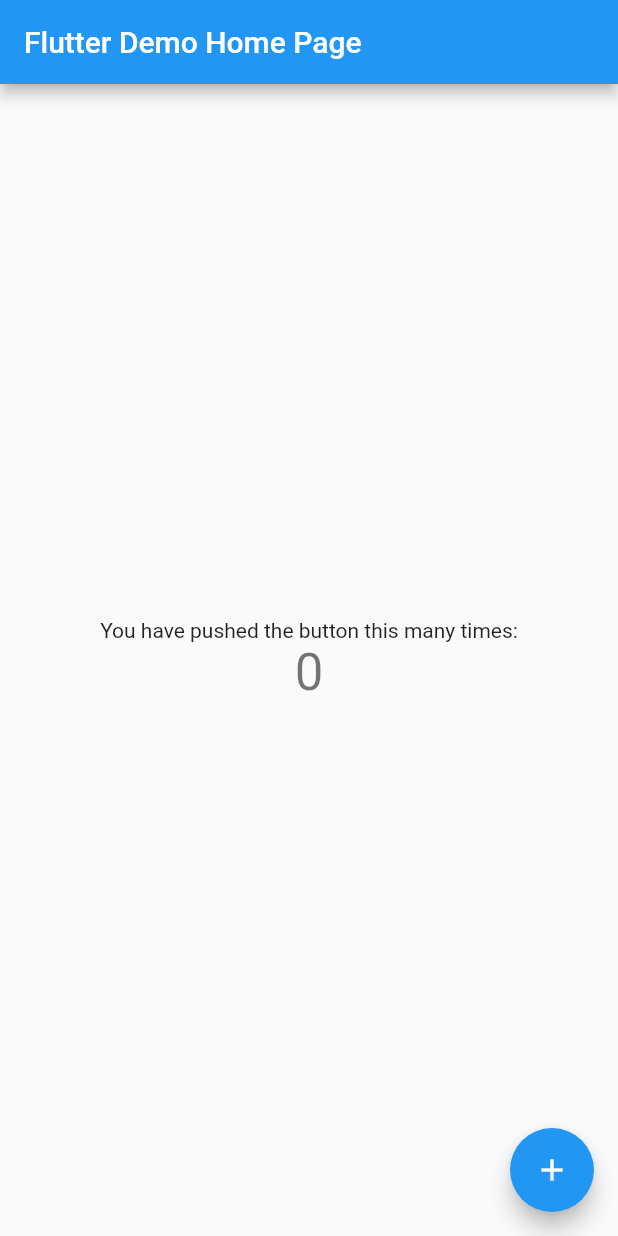
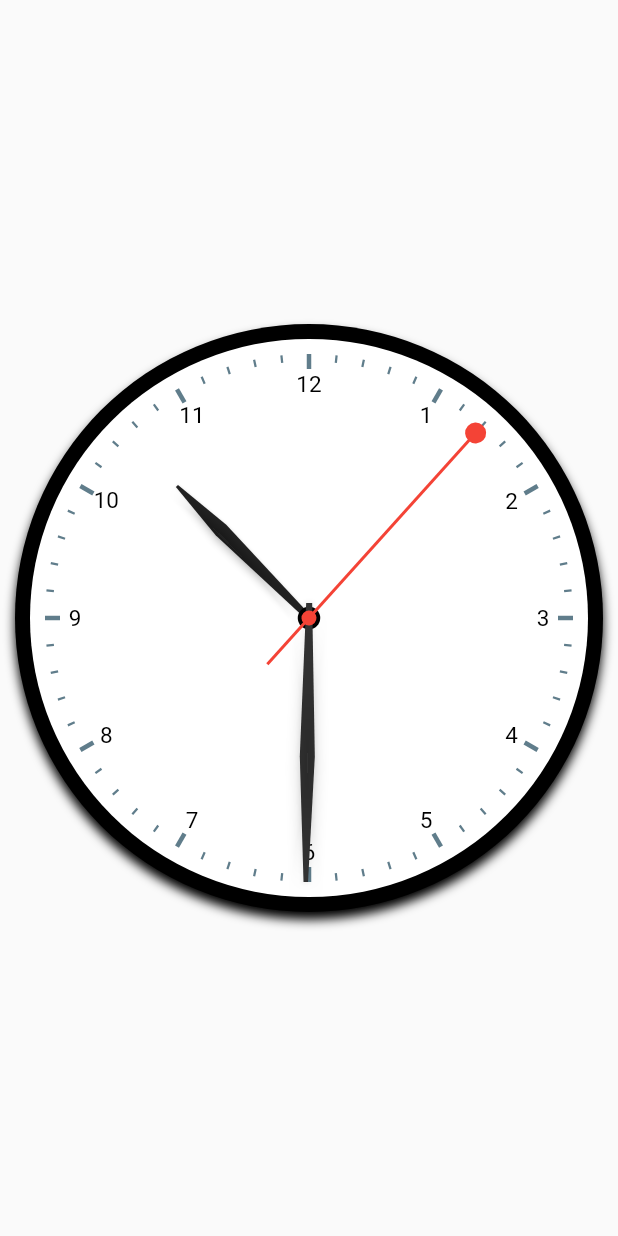
Before and after one commit to ajvelo/My-Alarm, a Flutter app: the screen it shows after launch, on a phone screen of 412 x 824 dp. Run offline on Flutter 3.47's test engine with Material 2 defaults, Android fonts, the phone set to English and light mode, and no system bars.

Commit message:
Add relevant files

```diff
--- /dev/null
+++ b/my_alarm/lib/clock.dart
@@ -0,0 +1,178 @@
+import 'dart:async';
+import 'dart:math';
+
+import 'package:my_alarm/clock_text.dart';
+import 'package:flutter/material.dart';
+import 'package:my_alarm/clock_face.dart';
+
+typedef TimeProducer = DateTime Function();
+
+class Clock extends StatefulWidget {
+
+  final Color circleColor;
+  final bool showBellsAndLegs;
+  final Color bellColor;
+  final Color legColor;
+  final ClockText clockText;
+  final bool showHourHandleHeartShape;
+  final TimeProducer getCurrentTime;
+  final Duration updateDuration;
+
+  Clock({this.circleColor = Colors.black,
+         this.showBellsAndLegs = true,
+         this.bellColor = const Color(0xFF333333),
+         this.legColor = const Color(0xFF555555),
+         this.clockText = ClockText.arabic,
+         this.showHourHandleHeartShape = false,
+         this.getCurrentTime = getSystemTime,
+         this.updateDuration = const Duration(seconds: 1)});
+
+  static DateTime getSystemTime() {
+    return new DateTime.now();
+  }
+
+  @override
+  State<StatefulWidget> createState() {
+    return _Clock();
+  }
+}
+
+class _Clock extends State<Clock> {
+  Timer _timer;
+  DateTime dateTime;
+
+  @override
+  void initState() {
+    super.initState();
+    dateTime = new DateTime.now();
+    this._timer = new Timer.periodic(widget.updateDuration, setTime);
+  }
+
+  void setTime(Timer timer) {
+    setState(() {
+      dateTime = new DateTime.now();
+    });
+  }
+
+  @override
+  void dispose() {
+    _timer.cancel();
+    super.dispose();
+  }
+
+  @override
+  Widget build(BuildContext context) {
+    return new AspectRatio(
+      aspectRatio: 1.0,
+      child: (widget.showBellsAndLegs)? new Stack(
+          children: <Widget>[
+            new Container(
+              width: double.infinity,
+              child: new CustomPaint(
+                painter: new BellsAndLegsPainter(bellColor: widget.bellColor, legColor: widget.legColor),
+              ),
+            ),
+
+            buildClockCircle(context)
+          ]
+      ) : buildClockCircle(context),
+
+    );
+  }
+
+  Container buildClockCircle(BuildContext context) {
+    return new Container(
+      width: double.infinity,
+      decoration: new BoxDecoration(
+        shape: BoxShape.circle,
+        color: widget.circleColor,
+        boxShadow: [
+          new BoxShadow(
+            offset: new Offset(0.0, 5.0),
+            blurRadius: 5.0,
+          )
+        ],
+      ),
+
+      child: new ClockFace(
+          clockText : widget.clockText,
+          showHourHandleHeartShape: widget.showHourHandleHeartShape,
+          dateTime: dateTime,
+      ),
+
+    );
+  }
+
+}
+
+
+class BellsAndLegsPainter extends CustomPainter{
+  final Color bellColor;
+  final Color legColor;
+  final Paint bellPaint;
+  final Paint legPaint;
+
+  BellsAndLegsPainter({this.bellColor = const Color(0xFF333333), this.legColor = const Color(0xFF555555)}):
+      bellPaint= new Paint(),
+      legPaint= new Paint() {
+      bellPaint.color= bellColor;
+      bellPaint.style= PaintingStyle.fill;
+
+    legPaint.color= legColor;
+    legPaint.style= PaintingStyle.stroke;
+    legPaint.strokeWidth= 10.0;
+    legPaint.strokeCap= StrokeCap.round;
+  }
+
+  @override
+  void paint(Canvas canvas, Size size) {
+    final radius = size.width / 2;
+    canvas.save();
+
+    canvas.translate(radius, radius);
+
+    //draw the handle
+    Path path = new Path();
+    path.moveTo(-60.0, -radius-10);
+    path.lineTo(-50.0, -radius-50);
+    path.lineTo(50.0, -radius-50);
+    path.lineTo(60.0, -radius-10);
+
+    canvas.drawPath(path, legPaint);
+
+    //draw right bell and left leg
+    canvas.rotate(2*pi/12);
+    drawBellAndLeg(radius, canvas);
+
+    //draw left bell and right leg
+    canvas.rotate(-4*pi/12);
+    drawBellAndLeg(radius, canvas);
+
+    canvas.restore();
+
+  }
+
+  //helps draw the leg and bell
+  void drawBellAndLeg(radius, canvas){
+    //bell
+    Path path1 = new Path();
+    path1.moveTo(-55.0, -radius-5);
+    path1.lineTo(55.0, -radius-5);
+    path1.quadraticBezierTo(0.0, -radius-75, -55.0, -radius-10);
+
+    //leg
+    Path path2= new Path();
+    path2.addOval(new Rect.fromCircle(center: new Offset(0.0, -radius-50), radius: 3.0));
+    path2.moveTo(0.0, -radius-50);
+    path2.lineTo(0.0, radius+20);
+
+    //draw the bell on top on the leg
+    canvas.drawPath(path2, legPaint);
+    canvas.drawPath(path1, bellPaint);
+  }
+
+  @override
+  bool shouldRepaint(CustomPainter oldDelegate) {
+    return false;
+  }
+}
--- /dev/null
+++ b/my_alarm/lib/clock_dial_painter.dart
@@ -0,0 +1,90 @@
+import 'dart:math';
+
+import 'package:my_alarm/clock_text.dart';
+import 'package:flutter/material.dart';
+
+class ClockDialPainter extends CustomPainter{
+  final clockText;
+
+  final hourTickMarkLength= 10.0;
+  final minuteTickMarkLength = 5.0;
+
+  final hourTickMarkWidth= 3.0;
+  final minuteTickMarkWidth = 1.5;
+
+  final Paint tickPaint;
+  final TextPainter textPainter;
+  final TextStyle textStyle;
+
+  final romanNumeralList= [ 'XII','I', 'II', 'III', 'IV', 'V', 'VI', 'VII', 'VIII', 'IX', 'X', 'XI'];
+
+  ClockDialPainter({this.clockText = ClockText.roman})
+      :tickPaint= new Paint(),
+        textPainter= new TextPainter(
+          textAlign: TextAlign.center,
+          textDirection: TextDirection.rtl,
+        ),
+        textStyle= const TextStyle(
+          color: Colors.black,
+          fontFamily: 'Times New Roman',
+          fontSize: 15.0,
+        )
+  {
+    tickPaint.color= Colors.blueGrey;
+  }
+
+  @override
+  void paint(Canvas canvas, Size size) {
+    var tickMarkLength;
+    final angle= 2* pi / 60;
+    final radius= size.width/2;
+    canvas.save();
+
+    // drawing
+    canvas.translate(radius, radius);
+    for (var i = 0; i< 60; i++ ) {
+
+      //make the length and stroke of the tick marker longer and thicker depending
+      tickMarkLength = i % 5 == 0 ? hourTickMarkLength: minuteTickMarkLength;
+      tickPaint.strokeWidth= i % 5 == 0 ? hourTickMarkWidth : minuteTickMarkWidth;
+      canvas.drawLine(
+          new Offset(0.0, -radius), new Offset(0.0, -radius+tickMarkLength), tickPaint);
+
+
+      //draw the text
+      if (i%5==0){
+        canvas.save();
+        canvas.translate(0.0, -radius+20.0);
+
+        textPainter.text= new TextSpan(
+          text: this.clockText==ClockText.roman?
+          '${romanNumeralList[i~/5]}'
+              :'${i == 0 ? 12 : i~/5}'
+          ,
+          style: textStyle,
+        );
+
+        //helps make the text painted vertically
+        canvas.rotate(-angle*i);
+
+        textPainter.layout();
+
+
+        textPainter.paint(canvas, new Offset(-(textPainter.width/2), -(textPainter.height/2)));
+
+        canvas.restore();
+
+      }
+
+      canvas.rotate(angle);
+    }
+
+    canvas.restore();
+
+  }
+
+  @override
+  bool shouldRepaint(CustomPainter oldDelegate) {
+    return false;
+  }
+}
--- /dev/null
+++ b/my_alarm/lib/clock_face.dart
@@ -0,0 +1,62 @@
+import 'package:my_alarm/clock_text.dart';
+import 'package:flutter/material.dart';
+import 'package:my_alarm/clock_dial_painter.dart';
+import 'package:my_alarm/clock_hands.dart';
+
+class ClockFace extends StatelessWidget{
+
+  final DateTime dateTime;
+  final ClockText clockText;
+  final bool showHourHandleHeartShape;
+
+  ClockFace({this.clockText = ClockText.arabic, this.showHourHandleHeartShape = false, this.dateTime});
+
+  @override
+  Widget build(BuildContext context) {
+    return new Padding(
+      padding: const EdgeInsets.all(10.0),
+      child: new AspectRatio(
+        aspectRatio: 1.0,
+        child: new Container(
+          width: double.infinity,
+          decoration: new BoxDecoration(
+            shape: BoxShape.circle,
+            color: Colors.white,
+          ),
+
+          child: new Stack(
+            children: <Widget>[
+              //dial and numbers
+              new Container(
+                width: double.infinity,
+                height: double.infinity,
+                padding: const EdgeInsets.all(10.0),
+                child:new CustomPaint(
+                  painter: new ClockDialPainter(clockText: clockText),
+                ),
+              ),
+
+
+              //centerpoint
+              new Center(
+                child: new Container(
+                  width: 15.0,
+                  height: 15.0,
+                  decoration: new BoxDecoration(
+                    shape: BoxShape.circle,
+                    color: Colors.black,
+                  ),
+                ),
+              ),
+
+
+              new ClockHands(dateTime:dateTime, showHourHandleHeartShape: showHourHandleHeartShape),
+
+            ],
+          ),
+        ),
+
+      ),
+    );
+  }
+}
--- /dev/null
+++ b/my_alarm/lib/clock_hands.dart
@@ -0,0 +1,69 @@
+import 'dart:async';
+
+import 'package:my_alarm/hand_hour.dart';
+import 'package:my_alarm/hand_minute.dart';
+import 'package:my_alarm/hand_second.dart';
+import 'package:flutter/material.dart';
+
+
+
+class ClockHands extends StatelessWidget {
+  final DateTime dateTime;
+  final bool showHourHandleHeartShape;
+
+  ClockHands({this.dateTime, this.showHourHandleHeartShape = false});
+
+  @override
+  Widget build(BuildContext context) {
+    return new AspectRatio(
+        aspectRatio: 1.0,
+        child: new Container(
+            width: double.infinity,
+            padding: const EdgeInsets.all(20.0),
+            child: new Stack(
+                fit: StackFit.expand,
+                children: <Widget>[
+                  new CustomPaint( painter: new HourHandPainter(
+                      hours: dateTime.hour, minutes: dateTime.minute, showHeartShape: showHourHandleHeartShape),
+                  ),
+                  new CustomPaint(painter: new MinuteHandPainter(
+                      minutes: dateTime.minute, seconds: dateTime.second),
+                  ),
+                  new CustomPaint(painter: new SecondHandPainter(seconds: dateTime.second),
+                  ),
+                ]
+            )
+        )
+
+    );
+  }
+}
+
+//class _ClockHandState extends State<ClockHands> {
+  Timer _timer;
+//
+//  _ClockHandState();
+//
+//  @override
+//  void initState() {
+//    super.initState();
+//    dateTime = new DateTime.now();
+//    _timer = new Timer.periodic(const Duration(seconds: 1), setTime);
+//  }
+//
+//  void setTime(Timer timer) {
+//    setState(() {
+//      dateTime = new DateTime.now();
+//    });
+//  }
+//
+//  @override
+//  void dispose() {
+//    _timer.cancel();
+//    super.dispose();
+//  }
+//
+//  @override
+//  Widget build(BuildContext context) {
+//  }
+//}
--- /dev/null
+++ b/my_alarm/lib/clock_text.dart
@@ -0,0 +1,4 @@
+enum ClockText{
+  roman,
+  arabic
+}
--- /dev/null
+++ b/my_alarm/lib/hand_hour.dart
@@ -0,0 +1,68 @@
+import 'dart:math';
+
+import 'package:flutter/material.dart';
+
+
+class HourHandPainter extends CustomPainter{
+  final bool showHeartShape;
+  final Paint hourHandPaint;
+  int hours;
+  int minutes;
+
+  HourHandPainter({this.hours, this.minutes, this.showHeartShape = false}):hourHandPaint= new Paint(){
+    hourHandPaint.color= Colors.black87;
+    hourHandPaint.style= PaintingStyle.fill;
+  }
+
+  @override
+  void paint(Canvas canvas, Size size) {
+    final radius = size.width/2;
+    // To draw hour hand
+    canvas.save();
+
+    canvas.translate(radius, radius);
+
+    //checks if hour is greater than 12 before calculating rotation
+    canvas.rotate(this.hours>=12?
+    2*pi*((this.hours-12)/12 + (this.minutes/720)):
+    2*pi*((this.hours/12)+ (this.minutes/720))
+    );
+
+
+    Path path= new Path();
+
+    if (showHeartShape) {
+      //heart shape head for the hour hand
+      path.moveTo(0.0, -radius + radius*15.0/137.5);
+      path.quadraticBezierTo(radius*(-3.5)/137.5, -radius + radius*25.0/137.5, radius*(-15.0)/137.5, -radius + radius / 4);
+      path.quadraticBezierTo(
+          radius*(-20.0)/137.5, -radius + radius / 3, radius*(-7.5)/137.5, -radius + radius / 3);
+      path.lineTo(0.0, -radius + radius / 4);
+      path.lineTo(7.5, -radius + radius / 3);
+      path.quadraticBezierTo(
+          radius*(20.0)/137.5, -radius + radius / 3, radius*(15.0)/137.5, -radius + radius / 4);
+      path.quadraticBezierTo(radius*(3.5)/137.5, -radius + radius*(25.0)/137.5, 0.0, -radius + radius*15.0/137.5);
+    }
+
+    //hour hand stem
+    path.moveTo(-1.0, -radius+radius/4);
+    path.lineTo(-5.0, -radius+radius/2);
+    path.lineTo(-2.0, 0.0);
+    path.lineTo(2.0, 0.0);
+    path.lineTo(5.0, -radius+radius/2);
+    path.lineTo(1.0, -radius+radius/4);
+    path.close();
+
+    canvas.drawPath(path, hourHandPaint);
+    canvas.drawShadow(path, Colors.black, 2.0, false);
+
+
+    canvas.restore();
+
+  }
+
+  @override
+  bool shouldRepaint(HourHandPainter oldDelegate) {
+    return true;
+  }
+}
--- /dev/null
+++ b/my_alarm/lib/hand_minute.dart
@@ -0,0 +1,49 @@
+import 'dart:math';
+
+import 'package:flutter/material.dart';
+
+
+
+
+class MinuteHandPainter extends CustomPainter{
+  final Paint minuteHandPaint;
+  int minutes;
+  int seconds;
+
+  MinuteHandPainter({this.minutes, this.seconds}):minuteHandPaint= new Paint(){
+    minuteHandPaint.color= const Color(0xFF333333);
+    minuteHandPaint.style= PaintingStyle.fill;
+
+  }
+
+  @override
+  void paint(Canvas canvas, Size size) {
+    final radius= size.width/2;
+    canvas.save();
+
+    canvas.translate(radius, radius);
+
+    canvas.rotate(2*pi*((this.minutes+(this.seconds/60))/60));
+
+    Path path= new Path();
+    path.moveTo(-1.5, -radius-10.0);
+    path.lineTo(-5.0, -radius/1.8);
+    path.lineTo(-2.0, 10.0);
+    path.lineTo(2.0, 10.0);
+    path.lineTo(5.0, -radius/1.8);
+    path.lineTo(1.5, -radius-10.0);
+    path.close();
+
+    canvas.drawPath(path, minuteHandPaint);
+    canvas.drawShadow(path, Colors.black, 4.0, false);
+
+
+    canvas.restore();
+
+  }
+
+  @override
+  bool shouldRepaint(MinuteHandPainter oldDelegate) {
+    return true;
+  }
+}
--- /dev/null
+++ b/my_alarm/lib/hand_second.dart
@@ -0,0 +1,54 @@
+import 'dart:math';
+
+import 'package:flutter/material.dart';
+
+
+
+class SecondHandPainter extends CustomPainter{
+  final Paint secondHandPaint;
+  final Paint secondHandPointsPaint;
+
+  int seconds;
+
+  SecondHandPainter({this.seconds}):
+        secondHandPaint= new Paint(),
+        secondHandPointsPaint= new Paint(){
+    secondHandPaint.color= Colors.red;
+    secondHandPaint.style= PaintingStyle.stroke;
+    secondHandPaint.strokeWidth= 2.0;
+
+    secondHandPointsPaint.color=Colors.red;
+    secondHandPointsPaint.style= PaintingStyle.fill;
+
+  }
+
+  @override
+  void paint(Canvas canvas, Size size) {
+    final radius= size.width/2;
+    canvas.save();
+
+    canvas.translate(radius, radius);
+
+    canvas.rotate(2*pi*this.seconds/60);
+
+    Path path1= new Path();
+    Path path2 = new Path();
+    path1.moveTo(0.0, -radius );
+    path1.lineTo(0.0, radius/4);
+
+    path2.addOval(new Rect.fromCircle(radius: 7.0, center: new Offset(0.0, -radius)));
+    path2.addOval(new Rect.fromCircle(radius: 5.0, center: new Offset(0.0, 0.0)));
+
+    canvas.drawPath(path1, secondHandPaint);
+    canvas.drawPath(path2, secondHandPointsPaint);
+
+//    canvas.drawShadow(path2, Colors.black, 4.0, false);
+
+    canvas.restore();
+  }
+
+  @override
+  bool shouldRepaint(SecondHandPainter oldDelegate) {
+    return this.seconds != oldDelegate.seconds;
+  }
+}
--- a/my_alarm/lib/main.dart
+++ b/my_alarm/lib/main.dart
@@ -1,111 +1,48 @@
 import 'package:flutter/material.dart';
+import 'package:my_alarm/clock.dart';
+import 'package:my_alarm/clock_text.dart';
 
-void main() => runApp(MyApp());
+
+void main() => runApp(new MyApp());
 
 class MyApp extends StatelessWidget {
   // This widget is the root of your application.
   @override
   Widget build(BuildContext context) {
-    return MaterialApp(
-      title: 'Flutter Demo',
-      theme: ThemeData(
-        // This is the theme of your application.
-        //
-        // Try running your application with "flutter run". You'll see the
-        // application has a blue toolbar. Then, without quitting the app, try
-        // changing the primarySwatch below to Colors.green and then invoke
-        // "hot reload" (press "r" in the console where you ran "flutter run",
-        // or simply save your changes to "hot reload" in a Flutter IDE).
-        // Notice that the counter didn't reset back to zero; the application
-        // is not restarted.
+    return new MaterialApp(
+      title: 'Flutter Clock',
+      theme: new ThemeData(
+
         primarySwatch: Colors.blue,
       ),
-      home: MyHomePage(title: 'Flutter Demo Home Page'),
+
+      home: new AppClock(),
     );
   }
 }
 
-class MyHomePage extends StatefulWidget {
-  MyHomePage({Key key, this.title}) : super(key: key);
 
-  // This widget is the home page of your application. It is stateful, meaning
-  // that it has a State object (defined below) that contains fields that affect
-  // how it looks.
-
-  // This class is the configuration for the state. It holds the values (in this
-  // case the title) provided by the parent (in this case the App widget) and
-  // used by the build method of the State. Fields in a Widget subclass are
-  // always marked "final".
-
-  final String title;
-
-  @override
-  _MyHomePageState createState() => _MyHomePageState();
-}
-
-class _MyHomePageState extends State<MyHomePage> {
-  int _counter = 0;
-
-  void _incrementCounter() {
-    setState(() {
-      // This call to setState tells the Flutter framework that something has
-      // changed in this State, which causes it to rerun the build method below
-      // so that the display can reflect the updated values. If we changed
-      // _counter without calling setState(), then the build method would not be
-      // called again, and so nothing would appear to happen.
-      _counter++;
-    });
-  }
+class AppClock extends StatelessWidget{
 
   @override
   Widget build(BuildContext context) {
-    // This method is rerun every time setState is called, for instance as done
-    // by the _incrementCounter method above.
-    //
-    // The Flutter framework has been optimized to make rerunning build methods
-    // fast, so that you can just rebuild anything that needs updating rather
-    // than having to individually change instances of widgets.
-    return Scaffold(
-      appBar: AppBar(
-        // Here we take the value from the MyHomePage object that was created by
-        // the App.build method, and use it to set our appbar title.
-        title: Text(widget.title),
-      ),
-      body: Center(
-        // Center is a layout widget. It takes a single child and positions it
-        // in the middle of the parent.
-        child: Column(
-          // Column is also a layout widget. It takes a list of children and
-          // arranges them vertically. By default, it sizes itself to fit its
-          // children horizontally, and tries to be as tall as its parent.
-          //
-          // Invoke "debug painting" (press "p" in the console, choose the
-          // "Toggle Debug Paint" action from the Flutter Inspector in Android
-          // Studio, or the "Toggle Debug Paint" command in Visual Studio Code)
-          // to see the wireframe for each widget.
-          //
-          // Column has various properties to control how it sizes itself and
-          // how it positions its children. Here we use mainAxisAlignment to
-          // center the children vertically; the main axis here is the vertical
-          // axis because Columns are vertical (the cross axis would be
-          // horizontal).
+    return new Scaffold(
+      body: new Padding(
+        padding: const EdgeInsets.only(left: 10.0, right: 10.0),
+        child: new Column(
           mainAxisAlignment: MainAxisAlignment.center,
           children: <Widget>[
-            Text(
-              'You have pushed the button this many times:',
-            ),
-            Text(
-              '$_counter',
-              style: Theme.of(context).textTheme.display1,
+
+            new Clock(
+                circleColor: Colors.black,
+                showBellsAndLegs: false,
+                bellColor: Colors.green,
+                clockText: ClockText.arabic,
+                showHourHandleHeartShape: false,
             ),
           ],
         ),
       ),
-      floatingActionButton: FloatingActionButton(
-        onPressed: _incrementCounter,
-        tooltip: 'Increment',
-        child: Icon(Icons.add),
-      ), // This trailing comma makes auto-formatting nicer for build methods.
     );
   }
 }
```
